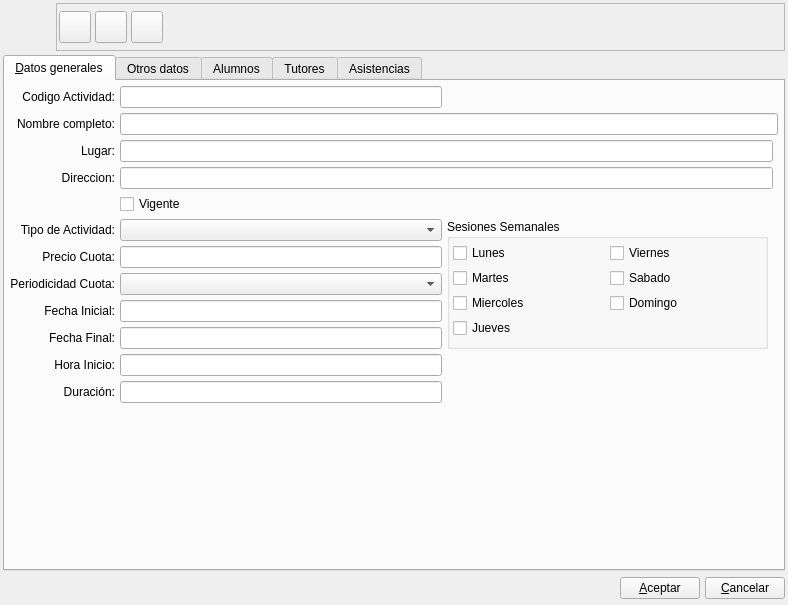
Above: bulmages/bulmafact/plugins/pluginbf_actividad/actividadbase.ui from eboladev/Bulmages-1 before the change. Below: the same form after it.
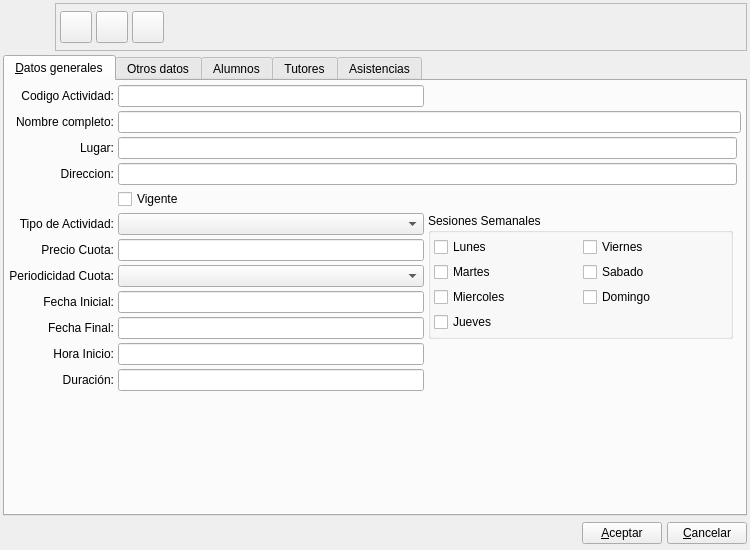
That is the form after the change. Icons and pictures are not drawn. Custom widgets are drawn as their Qt base class.

What changed in the file:
```diff
--- a/bulmages/bulmafact/plugins/pluginbf_actividad/actividadbase.ui
+++ b/bulmages/bulmafact/plugins/pluginbf_actividad/actividadbase.ui
@@ -7,14 +7,14 @@
    <rect>
     <x>0</x>
     <y>0</y>
-    <width>788</width>
-    <height>605</height>
+    <width>750</width>
+    <height>550</height>
    </rect>
   </property>
   <property name="minimumSize">
    <size>
-    <width>500</width>
-    <height>150</height>
+    <width>750</width>
+    <height>550</height>
    </size>
   </property>
   <property name="windowTitle">
@@ -28,7 +28,7 @@
    <item>
     <layout class="QHBoxLayout">
      <property name="spacing">
-      <number>5</number>
+      <number>4</number>
      </property>
      <property name="margin">
       <number>0</number>
@@ -68,7 +68,7 @@
        </property>
        <layout class="QHBoxLayout" name="horizontalLayout">
         <property name="margin">
-         <number>2</number>
+         <number>4</number>
         </property>
         <item>
          <widget class="QToolButton" name="mui_guardar">
@@ -102,8 +102,8 @@
           </property>
           <property name="iconSize">
            <size>
-            <width>32</width>
-            <height>32</height>
+            <width>22</width>
+            <height>22</height>
            </size>
           </property>
           <property name="shortcut">
@@ -143,8 +143,8 @@
           </property>
           <property name="iconSize">
            <size>
-            <width>32</width>
-            <height>32</height>
+            <width>22</width>
+            <height>22</height>
            </size>
           </property>
           <property name="shortcut">
@@ -184,8 +184,8 @@
           </property>
           <property name="iconSize">
            <size>
-            <width>32</width>
-            <height>32</height>
+            <width>22</width>
+            <height>22</height>
            </size>
           </property>
           <property name="shortcut">
@@ -263,10 +263,10 @@
       </attribute>
       <layout class="QGridLayout" name="_2">
        <property name="margin">
-        <number>5</number>
+        <number>4</number>
        </property>
        <property name="spacing">
-        <number>5</number>
+        <number>4</number>
        </property>
        <item row="0" column="0">
         <widget class="QLabel" name="textLabel2_5">
```
Left out of the diff: 6 changed lines with no effect on the pictures.
